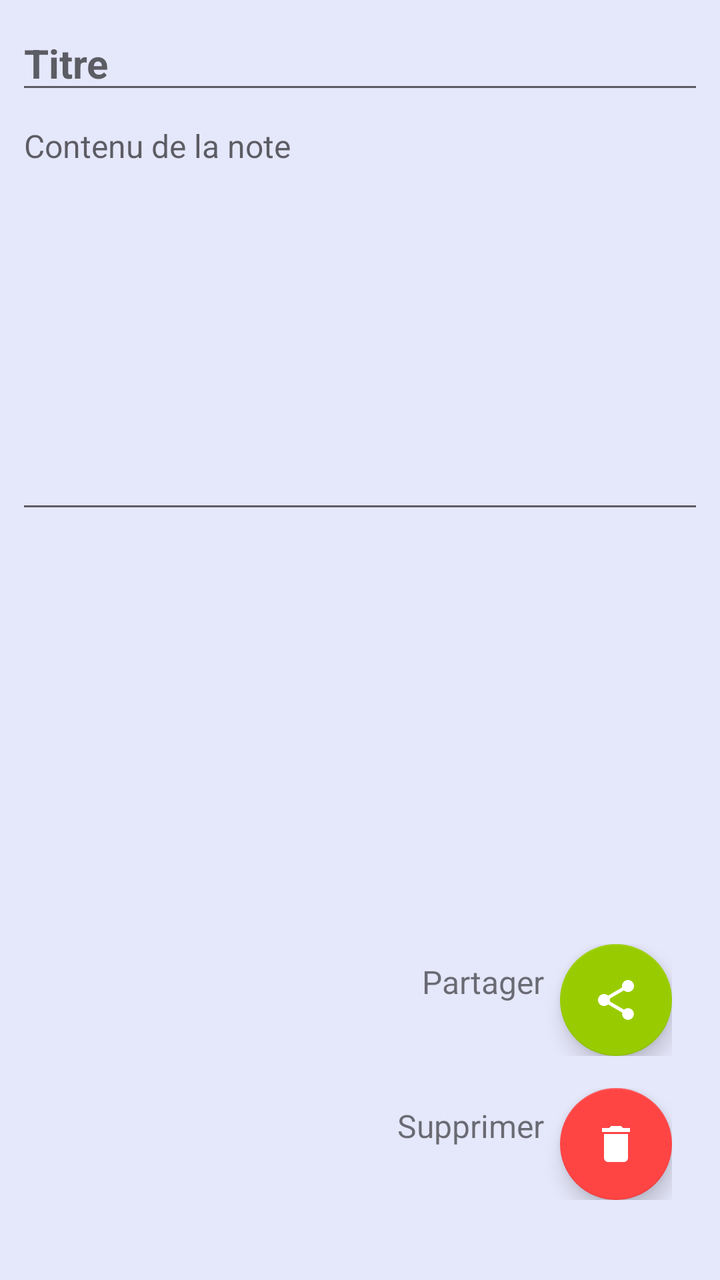
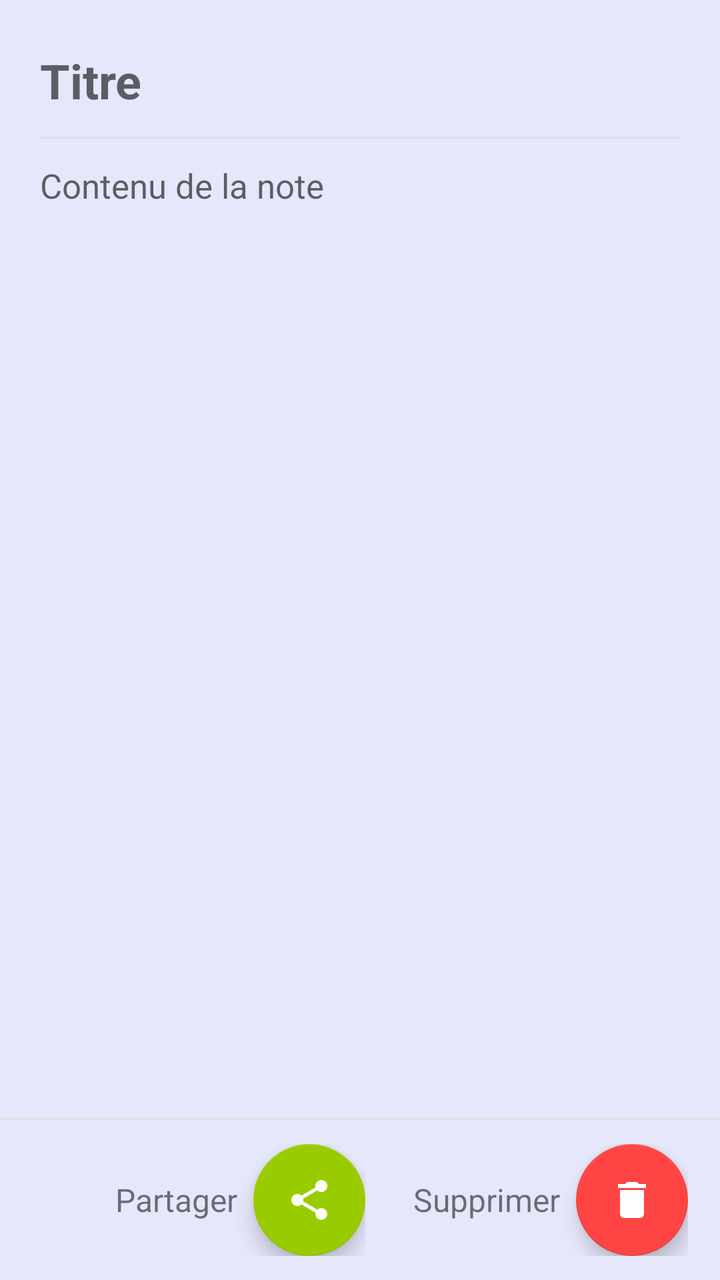

Compare the two renders of this Android layout. The source of the first and the diff that turns it into the second are given below.
<!-- AndroidManifest.xml: application theme Theme.NoteBlocked -->
<!-- res/layout/activity_edit_note.xml -->
<?xml version="1.0" encoding="utf-8"?>
<androidx.coordinatorlayout.widget.CoordinatorLayout
    xmlns:android="http://schemas.android.com/apk/res/android"
    xmlns:app="http://schemas.android.com/apk/res-auto"
    android:id="@+id/coordinatorLayout"
    android:layout_width="match_parent"
    android:layout_height="match_parent"
    android:padding="8dp"
    android:fitsSystemWindows="true">

    
    <ScrollView
        android:layout_width="match_parent"
        android:layout_height="match_parent"
        android:fillViewport="true">

        <LinearLayout
            android:layout_width="match_parent"
            android:layout_height="wrap_content"
            android:orientation="vertical">

            
            <EditText
                android:id="@+id/edit_note_title"
                android:layout_width="match_parent"
                android:layout_height="wrap_content"
                android:hint="@string/title"
                android:textSize="20sp"
                android:textStyle="bold"
                android:inputType="textCapWords"
                android:maxLines="1"
                android:ellipsize="end"/>

            
            <EditText
                android:id="@+id/edit_note_content"
                android:layout_width="match_parent"
                android:layout_height="wrap_content"
                android:hint="@string/note_content"
                android:textSize="16sp"
                android:gravity="top"
                android:inputType="textMultiLine"
                android:minLines="10"/>

        </LinearLayout>
    </ScrollView>

    
    <LinearLayout
        android:layout_width="wrap_content"
        android:layout_height="wrap_content"
        android:orientation="vertical"
        android:layout_gravity="bottom|end"
        android:layout_margin="16dp">

        
        <LinearLayout
            android:layout_width="match_parent"
            android:layout_height="wrap_content"
            android:orientation="horizontal"
            android:layout_marginBottom="16dp"
            android:gravity="end">
            <TextView
                android:layout_width="wrap_content"
                android:layout_height="wrap_content"
                android:text="@string/share"
                android:textSize="16sp"
                android:padding="8dp"/>
            <com.google.android.material.floatingactionbutton.FloatingActionButton
                android:id="@+id/fab_share"
                android:layout_width="wrap_content"
                android:layout_height="wrap_content"
                app:srcCompat="@drawable/ic_share"
                app:backgroundTint="@android:color/holo_green_light"
                app:tint="@android:color/white"
                android:contentDescription="@string/delete"/>
        </LinearLayout>

        
        <LinearLayout
            android:id="@+id/ll_delete"
            android:layout_width="match_parent"
            android:layout_height="wrap_content"
            android:orientation="horizontal"
            android:layout_marginBottom="16dp"
            android:gravity="end">
            <TextView
                android:layout_width="wrap_content"
                android:layout_height="wrap_content"
                android:text="@string/delete"
                android:textSize="16sp"
                android:padding="8dp"/>
            <com.google.android.material.floatingactionbutton.FloatingActionButton
                android:id="@+id/fab_delete"
                android:layout_width="wrap_content"
                android:layout_height="wrap_content"
                app:srcCompat="@drawable/ic_delete"
                app:backgroundTint="@android:color/holo_red_light"
                app:tint="@android:color/white"
                android:contentDescription="Supprimer"/>
        </LinearLayout>
    </LinearLayout>
</androidx.coordinatorlayout.widget.CoordinatorLayout>
<!-- resources referenced by this layout -->
<resources>
  <!-- drawable ic_delete (drawable) -->
  <vector xmlns:android="http://schemas.android.com/apk/res/android"
      android:width="24dp" android:height="24dp"
      android:viewportWidth="24" android:viewportHeight="24">
      <path
          android:fillColor="#FFFFFF"
          android:pathData="M6,19a2,2 0 0 0 2,2h8a2,2 0 0 0 2-2V7H6v12zM19,4h-3.5l-1-1h-5l-1,1H5v2h14V4z"/>
  </vector>
  <!-- drawable ic_share (drawable) -->
  <vector xmlns:android="http://schemas.android.com/apk/res/android"
      android:width="24dp"
      android:height="24dp"
      android:viewportWidth="24"
      android:viewportHeight="24"
      android:tint="?attr/colorControlNormal">
      <path
          android:fillColor="@android:color/white"
          android:pathData="M18,16.08c-0.76,0 -1.44,0.3 -1.96,0.77L8.91,12.7c0.05,-0.23 0.09,-0.46 0.09,-0.7s-0.04,-0.47 -0.09,-0.7l7.05,-4.11c0.54,0.5 1.25,0.81 2.04,0.81 1.66,0 3,-1.34 3,-3s-1.34,-3 -3,-3 -3,1.34 -3,3c0,0.24 0.04,0.47 0.09,0.7L8.04,9.81C7.5,9.31 6.79,9 6,9c-1.66,0 -3,1.34 -3,3s1.34,3 3,3c0.79,0 1.5,-0.31 2.04,-0.81l7.12,4.16c-0.05,0.21 -0.08,0.43 -0.08,0.65 0,1.61 1.31,2.92 2.92,2.92 1.61,0 2.92,-1.31 2.92,-2.92s-1.31,-2.92 -2.92,-2.92z"/>
  </vector>
  <string name="delete">Supprimer</string>
  <string name="note_content">Contenu de la note</string>
  <string name="share">Partager</string>
  <string name="title">Titre</string>
  <style name="Theme.NoteBlocked" parent="Theme.MaterialComponents.DayNight.DarkActionBar">
          
          <item name="colorPrimary">@color/colorPrimary</item>
          <item name="colorPrimaryVariant">@color/colorPrimaryVariant</item>
          <item name="colorAccent">@color/colorAccent</item>
          <item name="colorOnPrimary">@color/colorOnPrimary</item>
          
          <item name="colorSecondary">@color/colorSecondary</item>
          <item name="colorSecondaryVariant">@color/colorSecondaryVariant</item>
          <item name="colorOnSecondary">@color/colorOnSecondary</item>
          <item name="android:windowBackground">@color/colorWindowBackground</item>
          
          
          <item name="android:fitsSystemWindows">true</item>
      </style>
  <color name="colorPrimary">#b0e3f8</color>
  <color name="colorPrimaryVariant">#47a0d1</color>
  <color name="colorAccent">#023663</color>
  <color name="colorOnPrimary">#FFFFFFFF</color>
  <color name="colorSecondary">#2780d1</color>
  <color name="colorSecondaryVariant">#47a0d1</color>
  <color name="colorOnSecondary">#FFFFFFFF</color>
  <color name="colorWindowBackground">#FFE5E7FA</color>
</resources>

<!-- the commit's change to res/layout/activity_edit_note.xml (unified diff, before → after) -->
@@ -1,71 +1,105 @@
 <?xml version="1.0" encoding="utf-8"?>
-<androidx.coordinatorlayout.widget.CoordinatorLayout
+<LinearLayout
     xmlns:android="http://schemas.android.com/apk/res/android"
     xmlns:app="http://schemas.android.com/apk/res-auto"
     android:id="@+id/coordinatorLayout"
     android:layout_width="match_parent"
     android:layout_height="match_parent"
-    android:padding="8dp"
-    android:fitsSystemWindows="true">
+    android:orientation="vertical">
 
     
-    <ScrollView
+    <androidx.core.widget.NestedScrollView
+        android:id="@+id/edit_note_scroll"
         android:layout_width="match_parent"
-        android:layout_height="match_parent"
-        android:fillViewport="true">
+        android:layout_height="0dp"
+        android:layout_weight="1"
+        android:fillViewport="true"
+        android:scrollbars="none">
 
         <LinearLayout
+            android:id="@+id/edit_note_container"
             android:layout_width="match_parent"
-            android:layout_height="wrap_content"
-            android:orientation="vertical">
+            android:layout_height="match_parent"
+            android:orientation="vertical"
+            android:paddingStart="20dp"
+            android:paddingEnd="20dp"
+            android:paddingTop="16dp"
+            android:paddingBottom="16dp">
 
             
             <EditText
                 android:id="@+id/edit_note_title"
                 android:layout_width="match_parent"
                 android:layout_height="wrap_content"
+                android:background="@android:color/transparent"
                 android:hint="@string/title"
-                android:textSize="20sp"
+                android:textSize="24sp"
                 android:textStyle="bold"
-                android:inputType="textCapWords"
-                android:maxLines="1"
-                android:ellipsize="end"/>
+                android:inputType="textCapSentences"
+                android:maxLines="2"
+                android:ellipsize="end"
+                android:paddingTop="8dp"
+                android:paddingBottom="12dp"
+                android:importantForAutofill="no" />
+
+            
+            <View
+                android:layout_width="match_parent"
+                android:layout_height="1dp"
+                android:layout_marginBottom="12dp"
+                android:background="#E0E0E0" />
 
             
             <EditText
                 android:id="@+id/edit_note_content"
                 android:layout_width="match_parent"
-                android:layout_height="wrap_content"
+                android:layout_height="0dp"
+                android:layout_weight="1"
+                android:background="@android:color/transparent"
+                android:gravity="top|start"
                 android:hint="@string/note_content"
-                android:textSize="16sp"
-                android:gravity="top"
-                android:inputType="textMultiLine"
-                android:minLines="10"/>
+                android:textSize="17sp"
+                android:lineSpacingMultiplier="1.35"
+                android:inputType="textMultiLine|textCapSentences"
+                android:minLines="8"
+                android:importantForAutofill="no" />
 
         </LinearLayout>
-    </ScrollView>
+    </androidx.core.widget.NestedScrollView>
+
+    
+    <View
+        android:layout_width="match_parent"
+        android:layout_height="1dp"
+        android:background="#E0E0E0" />
 
     
     <LinearLayout
-        android:layout_width="wrap_content"
+        android:id="@+id/fab_container"
+        android:layout_width="match_parent"
         android:layout_height="wrap_content"
-        android:orientation="vertical"
-        android:layout_gravity="bottom|end"
-        android:layout_margin="16dp">
+        android:orientation="horizontal"
+        android:gravity="center_vertical|end"
+        android:paddingStart="16dp"
+        android:paddingEnd="16dp"
+        android:paddingTop="12dp"
+        android:paddingBottom="12dp">
 
         
         <LinearLayout
-            android:layout_width="match_parent"
+            android:layout_width="wrap_content"
             android:layout_height="wrap_content"
             android:orientation="horizontal"
-            android:layout_marginBottom="16dp"
-            android:gravity="end">
+            android:layout_marginEnd="24dp"
+            android:gravity="center_vertical">
+
             <TextView
                 android:layout_width="wrap_content"
                 android:layout_height="wrap_content"
                 android:text="@string/share"
                 android:textSize="16sp"
-                android:padding="8dp"/>
+                android:paddingEnd="8dp" />
+
             <com.google.android.material.floatingactionbutton.FloatingActionButton
                 android:id="@+id/fab_share"
                 android:layout_width="wrap_content"
@@ -73,23 +107,24 @@
                 app:srcCompat="@drawable/ic_share"
                 app:backgroundTint="@android:color/holo_green_light"
                 app:tint="@android:color/white"
-                android:contentDescription="@string/delete"/>
+                android:contentDescription="@string/share" />
         </LinearLayout>
 
         
         <LinearLayout
             android:id="@+id/ll_delete"
-            android:layout_width="match_parent"
+            android:layout_width="wrap_content"
             android:layout_height="wrap_content"
             android:orientation="horizontal"
-            android:layout_marginBottom="16dp"
-            android:gravity="end">
+            android:gravity="center_vertical">
+
             <TextView
                 android:layout_width="wrap_content"
                 android:layout_height="wrap_content"
                 android:text="@string/delete"
                 android:textSize="16sp"
-                android:padding="8dp"/>
+                android:paddingEnd="8dp" />
+
             <com.google.android.material.floatingactionbutton.FloatingActionButton
                 android:id="@+id/fab_delete"
                 android:layout_width="wrap_content"
@@ -97,7 +132,7 @@
                 app:srcCompat="@drawable/ic_delete"
                 app:backgroundTint="@android:color/holo_red_light"
                 app:tint="@android:color/white"
-                android:contentDescription="Supprimer"/>
+                android:contentDescription="@string/delete" />
         </LinearLayout>
     </LinearLayout>
-</androidx.coordinatorlayout.widget.CoordinatorLayout>
+</LinearLayout>
